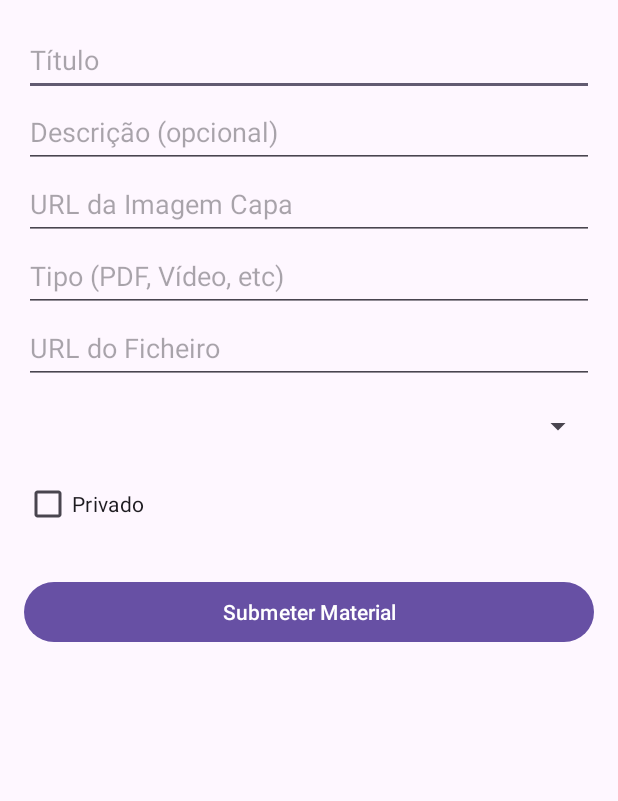
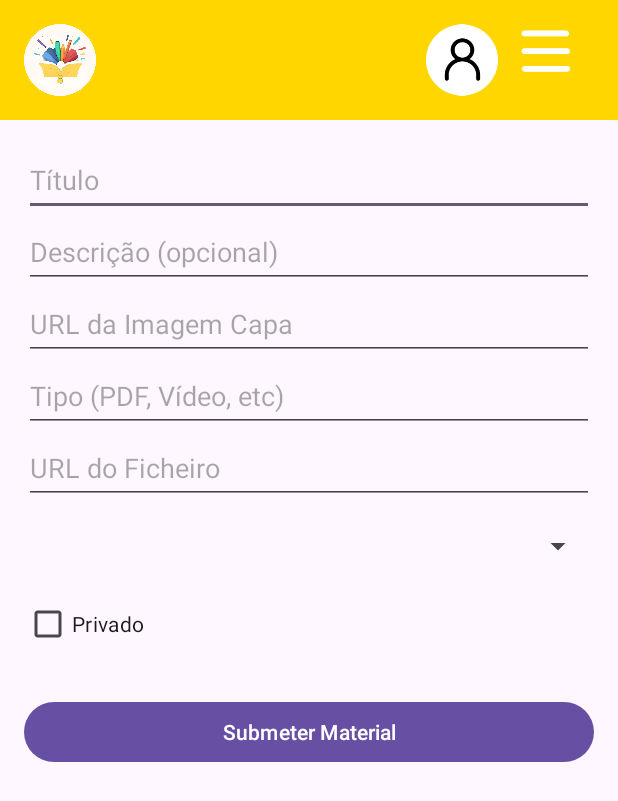
Before and after one commit to luispaiva09/COMMOV_StudyShare, an Android app: the AddMaterialActivity screen opened directly, with no data from a screen before it, on a phone screen of 412 x 824 dp. Shown: the top 801 px of the screen. Run offline under Robolectric (Android 15) with nearby library versions, the phone set to English and light mode, and no system bars.

Commit message:
botao logotipo no AddMaterial

```diff
--- a/app/src/main/java/com/example/studyshare/Activities/AddMaterialActivity.kt
+++ b/app/src/main/java/com/example/studyshare/Activities/AddMaterialActivity.kt
@@ -6,7 +6,6 @@ import android.util.Log
 import android.widget.ArrayAdapter
 import android.widget.Toast
 import androidx.activity.viewModels
-import androidx.appcompat.app.AppCompatActivity
 import androidx.lifecycle.lifecycleScope
 import com.example.studyshare.DataClasses.Categoria
 import com.example.studyshare.DataClasses.MaterialDidatico
@@ -21,7 +20,7 @@ import com.example.studyshare.databinding.ActivityAddMaterialBinding
 import kotlinx.coroutines.flow.collectLatest
 import kotlinx.coroutines.launch
 
-class AddMaterialActivity : AppCompatActivity() {
+class AddMaterialActivity : BaseActivity() {
 
     private lateinit var binding: ActivityAddMaterialBinding
 
@@ -42,6 +41,9 @@ class AddMaterialActivity : AppCompatActivity() {
         super.onCreate(savedInstanceState)
         binding = ActivityAddMaterialBinding.inflate(layoutInflater)
         setContentView(binding.root)
+
+        // Setup do header usando a root da view do header
+        setupHeader(binding.headerLayout.root, null)
 
         val sharedPref = getSharedPreferences("MyAppPrefs", MODE_PRIVATE)
         val autorId = sharedPref.getInt("userId", -1)
--- a/app/src/main/res/layout/activity_add_material.xml
+++ b/app/src/main/res/layout/activity_add_material.xml
@@ -1,8 +1,21 @@
 <?xml version="1.0" encoding="utf-8"?>
-<ScrollView xmlns:android="http://schemas.android.com/apk/res/android"
+<LinearLayout xmlns:android="http://schemas.android.com/apk/res/android"
+    android:id="@+id/rootLayout"
+    android:orientation="vertical"
+    android:layout_width="match_parent"
+    android:layout_height="match_parent">
+
+    <!-- Include do header -->
+    <include
+        android:id="@+id/headerLayout"
+        layout="@layout/header" />
+
+    <!-- Conteúdo rolável -->
+    <ScrollView
         android:id="@+id/scrollView"
         android:layout_width="match_parent"
-    android:layout_height="match_parent"
+        android:layout_height="0dp"
+        android:layout_weight="1"
         android:padding="16dp">
 
         <LinearLayout
@@ -68,3 +81,4 @@
 
         </LinearLayout>
     </ScrollView>
+</LinearLayout>
```
Lines whose indentation alone changed are shown as unchanged.
